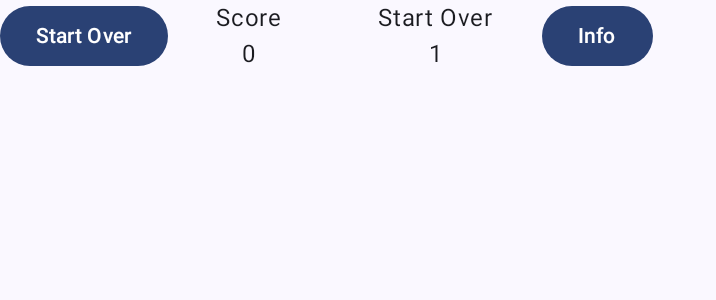
After one commit to VolkPack/KoBullseye, an Android app built with Jetpack Compose: the composable GameDetail shown on its own in the app's theme, on a phone screen of 824 x 412 dp (held sideways). The commit adds this screen. Shown: the top 300 px of the screen, without its empty margins (0-716 px from the left). Run offline under Robolectric (Android 15) with nearby library versions, the phone set to English and light mode, and no system bars.

Commit message:
Game Controlls, Code Structure Clean up

```diff
--- a/app/src/main/AndroidManifest.xml
+++ b/app/src/main/AndroidManifest.xml
@@ -16,6 +16,7 @@
             android:name=".MainActivity"
             android:exported="true"
             android:label="@string/app_name"
+            android:screenOrientation="landscape"
             android:theme="@style/Theme.KoBullseye">
             <intent-filter>
                 <action android:name="android.intent.action.MAIN" />
--- a/app/src/main/java/com/volks/kobullseye/MainActivity.kt
+++ b/app/src/main/java/com/volks/kobullseye/MainActivity.kt
@@ -4,13 +4,10 @@ import android.os.Bundle
 import androidx.activity.ComponentActivity
 import androidx.activity.compose.setContent
 import androidx.compose.foundation.layout.fillMaxSize
-import androidx.compose.material3.Button
 import androidx.compose.material3.MaterialTheme
 import androidx.compose.material3.Surface
-import androidx.compose.material3.Text
-import androidx.compose.runtime.Composable
 import androidx.compose.ui.Modifier
-import androidx.compose.ui.tooling.preview.Preview
+import com.volks.kobullseye.screens.GameScreen
 import com.volks.kobullseye.ui.theme.KoBullseyeTheme
 
 class MainActivity : ComponentActivity() {
--- /dev/null
+++ b/app/src/main/java/com/volks/kobullseye/components/GameDetail.kt
@@ -0,0 +1,53 @@
+package com.volks.kobullseye.components
+
+import androidx.compose.foundation.layout.Arrangement
+import androidx.compose.foundation.layout.Column
+import androidx.compose.foundation.layout.Row
+import androidx.compose.foundation.layout.padding
+import androidx.compose.material3.Button
+import androidx.compose.material3.Text
+import androidx.compose.runtime.Composable
+import androidx.compose.ui.Alignment
+import androidx.compose.ui.Modifier
+import androidx.compose.ui.res.stringResource
+import androidx.compose.ui.tooling.preview.Preview
+import androidx.compose.ui.unit.dp
+import com.volks.kobullseye.R
+
+@Composable
+fun GameDetail(modifier: Modifier = Modifier) {
+    Row(
+        modifier=modifier,
+        verticalAlignment = Alignment.CenterVertically,
+        horizontalArrangement = Arrangement.SpaceEvenly) {
+        Button(onClick = { /*TODO*/ }) {
+            Text(text = stringResource(R.string.start_over) )
+        }
+        //Score Widget
+        GameInfo(label = stringResource(id = R.string.score_label), value = 0)
+        //Round Widget
+        GameInfo(label = stringResource(id = R.string.start_over), value = 1)
+        Button(onClick = { /*TODO*/ }) {
+            Text(text = stringResource(R.string.info) )
+        }
+
+    }
+}
+
+@Composable
+fun GameInfo(label: String, value: Int = 0) {
+    Column(
+        horizontalAlignment = Alignment.CenterHorizontally,
+        modifier = Modifier.padding(horizontal = 32.dp)
+    ) {
+        Text(label)
+        Text(value.toString())
+
+    }
+}
+
+@Preview(showBackground = true)
+@Composable
+fun GameDetailPreview(){
+    GameDetail()
+}
--- a/app/src/main/java/com/volks/kobullseye/GamePrompt.kt
+++ b/app/src/main/java/com/volks/kobullseye/components/GamePrompt.kt
@@ -1,4 +1,4 @@
-package com.volks.kobullseye
+package com.volks.kobullseye.components
 
 import androidx.compose.foundation.layout.Column
 import androidx.compose.foundation.layout.padding
@@ -12,6 +12,7 @@ import androidx.compose.ui.text.font.FontWeight
 import androidx.compose.ui.text.style.TextAlign
 import androidx.compose.ui.unit.dp
 import androidx.compose.ui.unit.sp
+import com.volks.kobullseye.R
 
 @Composable
 fun GamePrompt(
--- a/app/src/main/java/com/volks/kobullseye/ResultDialogue.kt
+++ b/app/src/main/java/com/volks/kobullseye/components/ResultDialogue.kt
@@ -1,12 +1,12 @@
-package com.volks.kobullseye
+package com.volks.kobullseye.components
 
-import android.app.AlertDialog
 import androidx.compose.material3.AlertDialog
 import androidx.compose.material3.Text
 import androidx.compose.material3.TextButton
 import androidx.compose.runtime.Composable
 import androidx.compose.ui.Modifier
 import androidx.compose.ui.res.stringResource
+import com.volks.kobullseye.R
 
 @Composable
 fun ResultDialog(
--- a/app/src/main/java/com/volks/kobullseye/TargetSlider.kt
+++ b/app/src/main/java/com/volks/kobullseye/components/TargetSlider.kt
@@ -1,4 +1,4 @@
-package com.volks.kobullseye
+package com.volks.kobullseye.components
 
 import androidx.compose.foundation.layout.Row
 import androidx.compose.foundation.layout.padding
@@ -10,6 +10,7 @@ import androidx.compose.ui.Modifier
 import androidx.compose.ui.res.stringResource
 import androidx.compose.ui.text.style.TextAlign
 import androidx.compose.ui.unit.dp
+import com.volks.kobullseye.R
 
 @Composable
 fun TargetSlider(
--- a/app/src/main/java/com/volks/kobullseye/GameScreen.kt
+++ b/app/src/main/java/com/volks/kobullseye/screens/GameScreen.kt
@@ -1,10 +1,19 @@
-package com.volks.kobullseye
+package com.volks.kobullseye.screens
+
+/**
+ * TODO LIST COURSE 2
+ * - Implement Multiple Rounds
+ * - Implement Restart the Game
+ * - Implement Background and images - Make it Pretty
+ * - Add the About Screen
+ */
 
 import android.util.Log
 import androidx.compose.foundation.layout.Arrangement
 import androidx.compose.foundation.layout.Column
 import androidx.compose.foundation.layout.Spacer
 import androidx.compose.foundation.layout.fillMaxSize
+import androidx.compose.foundation.layout.fillMaxWidth
 import androidx.compose.foundation.layout.padding
 import androidx.compose.material3.Button
 import androidx.compose.material3.Text
@@ -19,8 +28,14 @@ import androidx.compose.ui.graphics.Color
 import androidx.compose.ui.res.stringResource
 import androidx.compose.ui.text.font.FontFamily
 import androidx.compose.ui.text.font.FontWeight
+import androidx.compose.ui.tooling.preview.Devices
 import androidx.compose.ui.tooling.preview.Preview
 import androidx.compose.ui.unit.dp
+import com.volks.kobullseye.R
+import com.volks.kobullseye.components.GameDetail
+import com.volks.kobullseye.components.GamePrompt
+import com.volks.kobullseye.components.ResultDialog
+import com.volks.kobullseye.components.TargetSlider
 import com.volks.kobullseye.ui.theme.KoBullseyeTheme
 import java.lang.Math.abs
 import kotlin.random.Random
@@ -65,16 +80,15 @@ fun GameScreen() {
                 alertIsVisible = true
                 Log.i("Alert Visible?", alertIsVisible.toString())
                 Log.i("Current Number", targetValue.toString())
-            }
-            ) {
+            }) {
                 Text(
                     text = stringResource(R.string.hit_me_button_text),
                     color = Color.White,
                     fontWeight = FontWeight.Bold,
                     fontFamily = FontFamily.Serif
                 )
-
             }
+            GameDetail(modifier = Modifier.fillMaxWidth())
         }
         Spacer(modifier = Modifier.weight(0.5f))
 
@@ -90,8 +104,7 @@ fun GameScreen() {
 
 }
 
-@Preview(showBackground = true)
-@Composable
+@Preview(showBackground = true, device = Devices.AUTOMOTIVE_1024p, widthDp = 864, heightDp = 432)@Composable
 fun GameScreenPreview() {
     KoBullseyeTheme {
         GameScreen()
--- a/app/src/main/res/values/strings.xml
+++ b/app/src/main/res/values/strings.xml
@@ -8,4 +8,8 @@
     <string name="result_dialog_button_text">This is An Alert\n</string>
     <string name="result_dialog_title">Slider Value </string>
     <string name="result_dialog_message">The slider\'s value is %1$d.\nYou scored %2$d points this round.</string>
+    <string name="start_over">Start Over</string>
+    <string name="info">Info</string>
+    <string name="score_label">Score</string>
+    <string name="current_round_label">Round</string>
 </resources>
--- a/app/src/main/res/values/themes.xml
+++ b/app/src/main/res/values/themes.xml
@@ -1,5 +1,5 @@
 <?xml version="1.0" encoding="utf-8"?>
 <resources>
 
-    <style name="Theme.KoBullseye" parent="android:Theme.Material.Light.NoActionBar" />
+    <style name="Theme.KoBullseye" parent="android:Theme.Material.Light.NoActionBar.Fullscreen" />
 </resources>
```
